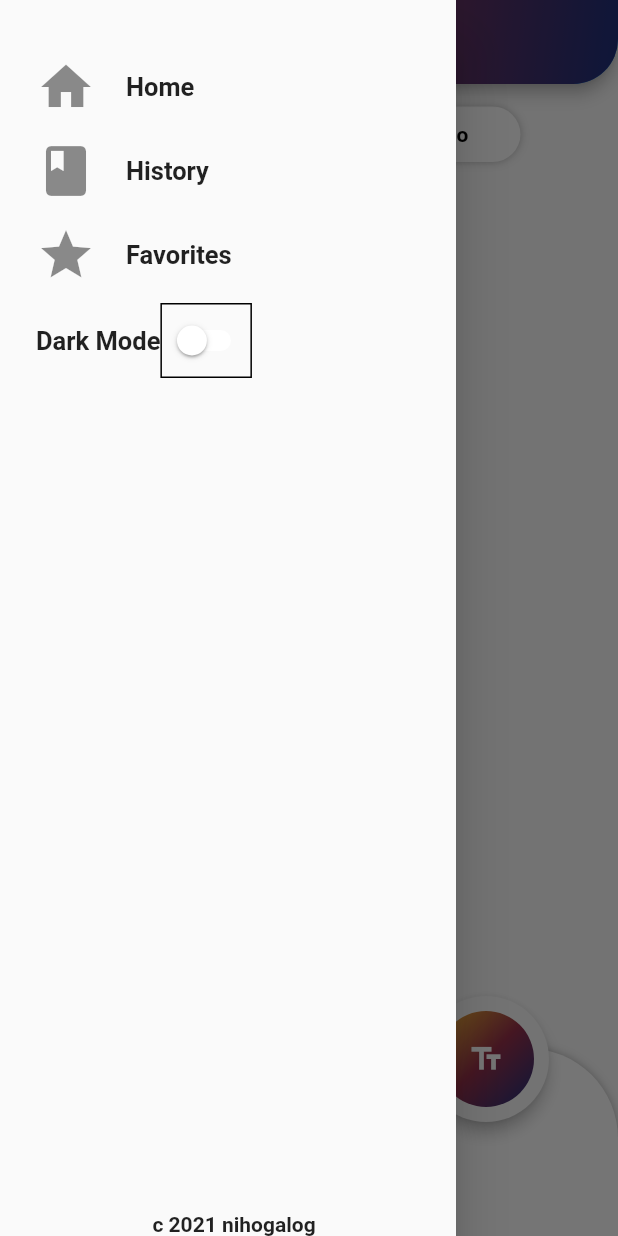
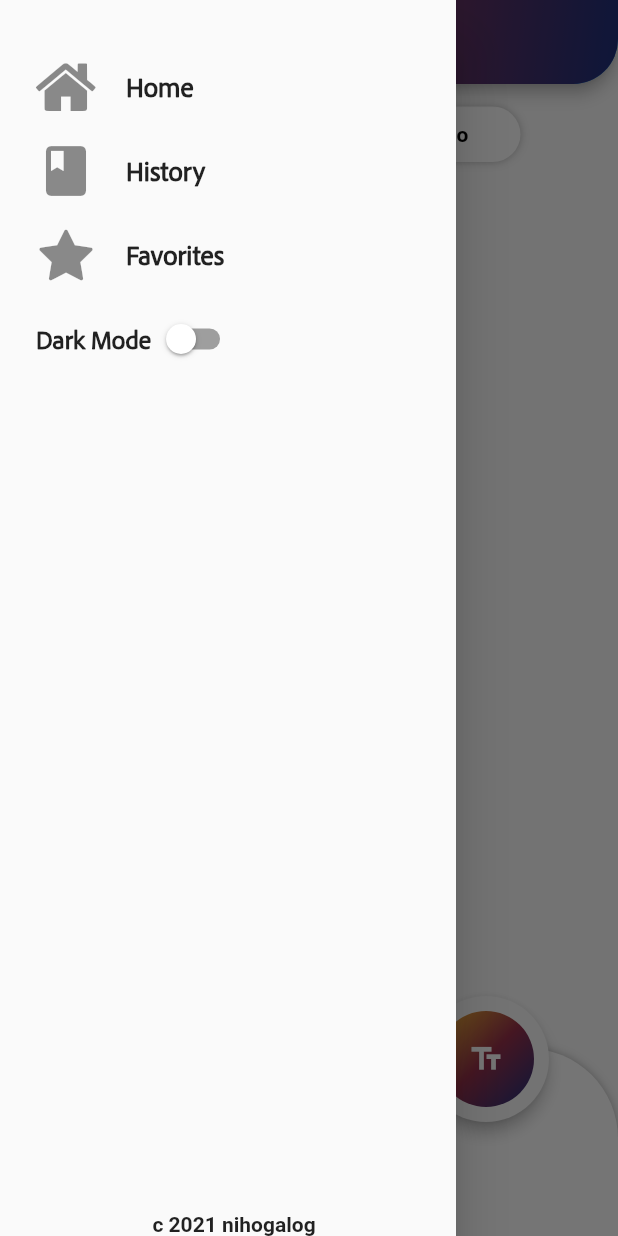
Before and after one commit to perfeclyImperfect/Nihogalog, a Flutter app: the screen it shows after launch, with the side drawer open, on a phone screen of 412 x 824 dp. Run offline on Flutter 3.47's test engine with Material 2 defaults, Android fonts, the phone set to English and light mode, and no system bars; drawn by our look-alikes of badges; our stand-ins replace dio, flutter_dotenv, get_it, permission_handler, shared_preferences; missing offline and left inert: flutter_sound_lite; project files that could hold a hidden picture were left out.

Commit message:
Added drawer icons

```diff
--- /dev/null
+++ b/frontend/lib/drawer_icons_icons.dart
@@ -0,0 +1,28 @@
+/// Flutter icons DrawerIcons
+/// Copyright (C) 2022 by original authors @ fluttericon.com, fontello.com
+/// This font was generated by FlutterIcon.com, which is derived from Fontello.
+///
+/// To use this font, place it in your fonts/ directory and include the
+/// following in your pubspec.yaml
+///
+/// flutter:
+///   fonts:
+///    - family:  DrawerIcons
+///      fonts:
+///       - asset: fonts/DrawerIcons.ttf
+///
+///
+///
+import 'package:flutter/widgets.dart';
+
+class DrawerIcons {
+  DrawerIcons._();
+
+  static const _kFontFam = 'DrawerIcons';
+  static const String? _kFontPkg = null;
+
+  static const IconData home =
+      IconData(0xe800, fontFamily: _kFontFam, fontPackage: _kFontPkg);
+  static const IconData star =
+      IconData(0xe801, fontFamily: _kFontFam, fontPackage: _kFontPkg);
+}
--- a/frontend/lib/views/components/drawer/drawer.dart
+++ b/frontend/lib/views/components/drawer/drawer.dart
@@ -1,4 +1,6 @@
 import 'package:flutter/material.dart';
+import 'package:frontend/drawer_icons_icons.dart';
+import 'package:frontend/drawer_icons_icons.dart';
 import 'package:frontend/view_models/darkMode_view_model.dart';
 
 import 'parts/darkMode.dart';
@@ -16,7 +18,11 @@ class DrawerScreen extends StatelessWidget {
   Widget build(BuildContext context) {
     final List<String> drawerListNames = ['home', 'history', 'favorites'];
 
-    final List<IconData> drawerListIcons = [Icons.home, Icons.book, Icons.star];
+    final List<IconData> drawerListIcons = [
+      DrawerIcons.home,
+      Icons.book,
+      DrawerIcons.star
+    ];
 
     final drawerListWidgets = [
       for (int i = 0; i < drawerListNames.length; i++)
--- a/frontend/lib/views/components/drawer/parts/darkMode.dart
+++ b/frontend/lib/views/components/drawer/parts/darkMode.dart
@@ -11,20 +11,20 @@ class _DarkModeState extends State<DarkMode> {
       children: [
         const Text(
           'Dark Mode',
-          style: TextStyle(fontWeight: FontWeight.bold, fontSize: 17),
+          style: TextStyle(
+              fontWeight: FontWeight.bold,
+              fontSize: 17,
+              fontFamily: 'AdobeClean'),
         ),
-        Container(
-          decoration: BoxDecoration(border: Border.all(color: Colors.black)),
-          child: Switch(
+        Switch(
           value: darkModeViewModel.getStatus(),
           onChanged: (value) async {
             await darkModeViewModel.toggle(value);
           },
           activeColor: Colors.green,
-            inactiveTrackColor: Colors.white,
+          inactiveTrackColor: Colors.grey,
           inactiveThumbColor: Colors.white,
         ),
-        )
       ],
     );
   }
--- a/frontend/lib/views/components/drawer/parts/navigationListTile.dart
+++ b/frontend/lib/views/components/drawer/parts/navigationListTile.dart
@@ -28,8 +28,9 @@ class NavigationListTile extends StatelessWidget {
           Text(
             text,
             style: const TextStyle(
+              fontFamily: 'AdobeClean',
               fontWeight: FontWeight.bold,
-              fontSize: 17,
+              fontSize: 18,
             ),
           ),
         ],
--- a/frontend/pubspec.yaml
+++ b/frontend/pubspec.yaml
@@ -67,7 +67,10 @@ flutter:
   fonts:
     - family: AdobeClean
       fonts:
-        - assets: assets/fonts/AdobeCleanRegular.otf
+        - asset: assets/fonts/AdobeCleanRegular.otf
+    - family:  DrawerIcons
+      fonts:
+        - asset: assets/icons/DrawerIcons.ttf
   # The following line ensures that the Material Icons font is
   # included with your application, so that you can use the icons in
   # the material Icons class.
```
Also changed, not shown: frontend/assets/icons/DrawerIcons.ttf (added). Lines whose indentation alone changed are shown as unchanged.
